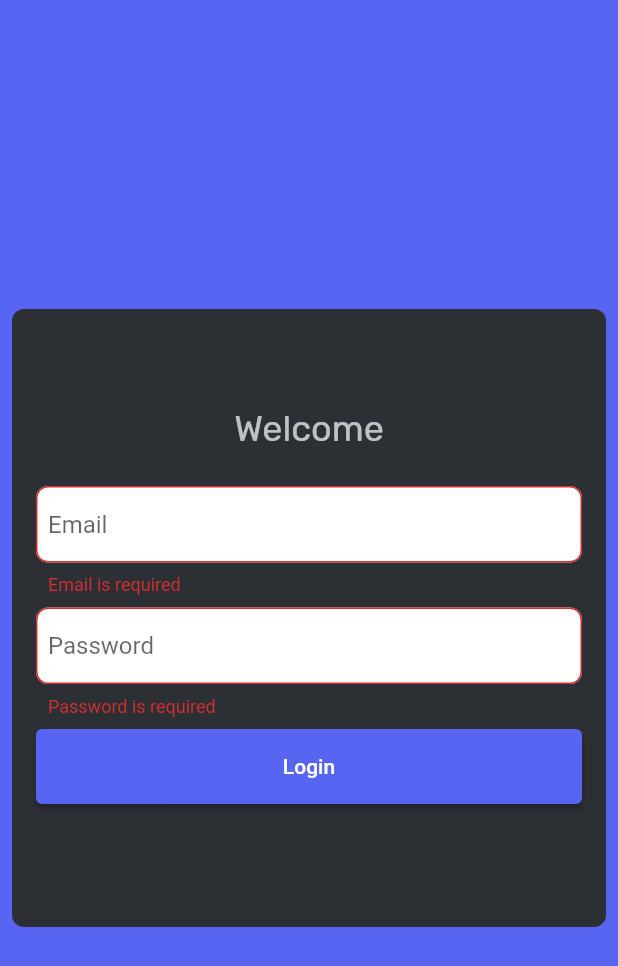
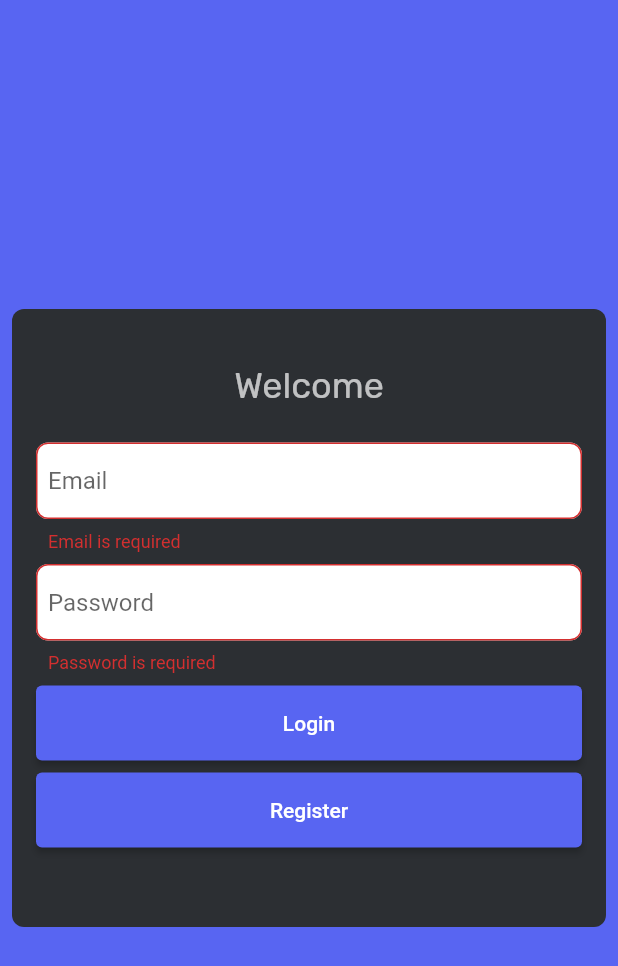
Before and after one commit to 1ChristianAlex/card-nft-app, a Flutter app: the screen it shows after launch, after a tap on "Login", on a phone screen of 412 x 824 dp. Shown: the top 966 px of the screen. Run offline on Flutter 3.47's test engine with Material 2 defaults, Android fonts, the phone set to English and light mode, and no system bars; drawn by our look-alikes of loader_overlay; our stand-ins replace dio, flutter_secure_storage, flutter_spinkit, google_fonts, jwt_decoder.

Commit message:
feat:register and login

```diff
--- /dev/null
+++ b/lib/common/text_validation/text_validation.dart
@@ -0,0 +1,5 @@
+class TextValidation {
+  static bool isEmail(String email) => RegExp(
+          r"^[a-zA-Z0-9.a-zA-Z0-9.!#$%&'*+-/=?^_`{|}~]+@[a-zA-Z0-9]+\.[a-zA-Z]+")
+      .hasMatch(email);
+}
--- /dev/null
+++ b/lib/common/widgets/form/form_button.dart
@@ -0,0 +1,25 @@
+import 'package:card_nft_app/theme/theme.dart';
+import 'package:flutter/material.dart';
+
+class FormButton extends StatelessWidget {
+  final void Function()? onPressed;
+
+  final String label;
+
+  const FormButton({super.key, required this.onPressed, required this.label});
+
+  @override
+  Widget build(BuildContext context) {
+    return ElevatedButton(
+      style: ButtonStyle(
+        backgroundColor: MaterialStateProperty.all(AppTheme.blurple),
+        minimumSize: MaterialStateProperty.all(const Size.fromHeight(50)),
+      ),
+      onPressed: onPressed,
+      child: Text(
+        label,
+        style: const TextStyle(fontSize: 14, color: AppTheme.white),
+      ),
+    );
+  }
+}
--- /dev/null
+++ b/lib/common/widgets/form/input_decoration.dart
@@ -0,0 +1,18 @@
+import 'package:card_nft_app/theme/theme.dart';
+import 'package:flutter/material.dart';
+
+class TextInputDecorated {
+  static InputDecoration textInput({String? hintText}) => InputDecoration(
+        hintText: hintText,
+        border: OutlineInputBorder(
+          borderRadius: BorderRadius.circular(AppTheme.spacing),
+        ),
+        contentPadding: const EdgeInsets.symmetric(
+          horizontal: AppTheme.spacing,
+          vertical: AppTheme.spacing * 2,
+        ),
+        fillColor: Colors.white,
+        filled: true,
+        focusColor: AppTheme.blurple,
+      );
+}
--- /dev/null
+++ b/lib/common/widgets/form/input_email.dart
@@ -0,0 +1,30 @@
+import 'package:flutter/material.dart';
+
+import '../../text_validation/text_validation.dart';
+import 'input_decoration.dart';
+
+class InputEmail extends StatelessWidget {
+  final void Function(String? p1)? onSaved;
+
+  const InputEmail({super.key, this.onSaved});
+
+  @override
+  Widget build(BuildContext context) {
+    return TextFormField(
+      decoration: TextInputDecorated.textInput(hintText: 'Email'),
+      validator: (value) {
+        if (value == null || value.isEmpty) {
+          return 'Email is required';
+        }
+        var isEmailValid = TextValidation.isEmail(value);
+
+        if (!isEmailValid) {
+          return 'Email is not valid';
+        }
+
+        return null;
+      },
+      onSaved: onSaved,
+    );
+  }
+}
--- /dev/null
+++ b/lib/common/widgets/form/input_password.dart
@@ -0,0 +1,24 @@
+import 'package:card_nft_app/common/widgets/form/input_decoration.dart';
+import 'package:flutter/material.dart';
+
+class InputPassword extends StatelessWidget {
+  final void Function(String? p1)? onSaved;
+
+  const InputPassword({super.key, this.onSaved});
+
+  @override
+  Widget build(BuildContext context) {
+    return TextFormField(
+      decoration: TextInputDecorated.textInput(hintText: 'Password'),
+      obscureText: true,
+      validator: (value) {
+        if (value == null || value.isEmpty) {
+          return 'Password is required';
+        }
+
+        return null;
+      },
+      onSaved: onSaved,
+    );
+  }
+}
--- a/lib/common/widgets/route_auth.dart
+++ b/lib/common/widgets/router_auth/route_auth.dart
@@ -1,5 +1,5 @@
 import 'package:card_nft_app/common/jwt_manager/jwt_manager.dart';
-import 'package:card_nft_app/features/login/login_screen.dart';
+import 'package:card_nft_app/features/auth/screens/login_screen.dart';
 import 'package:card_nft_app/theme/theme.dart';
 import 'package:flutter/material.dart';
 import 'package:flutter_spinkit/flutter_spinkit.dart';
--- a/lib/features/login/application/auth_application.dart
+++ b/lib/features/auth/application/auth_application.dart
@@ -1,7 +1,8 @@
 import 'package:card_nft_app/common/http/http_adapter.dart';
 import 'package:card_nft_app/common/jwt_manager/jwt_manager.dart';
-import 'package:card_nft_app/features/login/data/auth/auth_model.dart';
-import 'package:card_nft_app/features/login/data/auth/auth_repo.dart';
+import 'package:card_nft_app/features/auth/application/auth_view_model.dart';
+import 'package:card_nft_app/features/auth/data/auth/auth_model.dart';
+import 'package:card_nft_app/features/auth/data/auth/auth_repo.dart';
 
 class AuthAplication {
   final repo = AuthRepositorie(HttpAdapter(loadBearer: true));
@@ -12,6 +13,12 @@ class AuthAplication {
     await JWTManager().set(authResponse.token);
     return authResponse;
   }
+
+  Future<UserRegisterResponse> register(NewUserModel register) async {
+    var userRegister = await repo.register(register);
+
+    return userRegister;
+  }
 }
 
 AuthAplication authAplication() {
--- a/lib/features/login/login_screen.dart
+++ b/lib/features/auth/screens/login_screen.dart
@@ -1,4 +1,4 @@
-import 'package:card_nft_app/features/login/widgets/login_form.dart';
+import 'package:card_nft_app/features/auth/widgets/login_form.dart';
 import 'package:card_nft_app/theme/theme.dart';
 import 'package:flutter/material.dart';
 import 'package:google_fonts/google_fonts.dart';
--- /dev/null
+++ b/lib/features/auth/widgets/login_form.dart
@@ -0,0 +1,84 @@
+import 'package:card_nft_app/common/widgets/form/form_button.dart';
+import 'package:card_nft_app/common/widgets/form/input_email.dart';
+import 'package:card_nft_app/common/widgets/form/input_password.dart';
+import 'package:card_nft_app/features/auth/application/auth_application.dart';
+import 'package:card_nft_app/theme/theme.dart';
+import 'package:flutter/material.dart';
+import 'package:loader_overlay/loader_overlay.dart';
+
+class LoginForm extends StatefulWidget {
+  const LoginForm({super.key});
+
+  @override
+  State<LoginForm> createState() => _LoginFormState();
+}
+
+class _LoginFormState extends State<LoginForm> {
+  final _formKey = GlobalKey<FormState>();
+  late String email;
+  late String password;
+
+  final inputPadding = const EdgeInsets.symmetric(
+    horizontal: AppTheme.spacing,
+    vertical: AppTheme.spacing * 2,
+  );
+
+  Future<void> validateAndLogin() async {
+    // Validate returns true if the form is valid, or false otherwise.
+    if (_formKey.currentState!.validate()) {
+      // If the form is valid, display a snackbar. In the real world,
+      // you'd often call a server or save the information in a database.
+
+      _formKey.currentState?.save();
+
+      try {
+        context.loaderOverlay.show();
+        FocusManager.instance.primaryFocus?.unfocus();
+        await authAplication()
+            .doLogin(email, password)
+            .then((value) => {Navigator.pushNamed(context, '/')});
+      } catch (e) {
+        ScaffoldMessenger.of(context).showSnackBar(
+          SnackBar(content: Text(e.toString())),
+        );
+      } finally {
+        context.loaderOverlay.hide();
+      }
+    }
+  }
+
+  void navigateRegisterScreen() {
+    Navigator.pushNamed(context, '/register');
+  }
+
+  @override
+  Widget build(BuildContext context) {
+    return Container(
+      padding: const EdgeInsets.all(AppTheme.spacing * 2),
+      child: Form(
+        key: _formKey,
+        child: Column(
+          children: [
+            Container(
+              margin: const EdgeInsets.only(bottom: AppTheme.spacing),
+              child: InputEmail(onSaved: (value) {
+                email = value!;
+              }),
+            ),
+            Container(
+              margin: const EdgeInsets.only(bottom: AppTheme.spacing),
+              child: InputPassword(onSaved: (value) {
+                password = value!;
+              }),
+            ),
+            Padding(
+              padding: const EdgeInsets.only(bottom: AppTheme.spacing),
+              child: FormButton(onPressed: validateAndLogin, label: 'Login'),
+            ),
+            FormButton(onPressed: navigateRegisterScreen, label: 'Register')
+          ],
+        ),
+      ),
+    );
+  }
+}
--- a/lib/features/login/widgets/login_form.dart
+++ /dev/null
@@ -1,129 +0,0 @@
-import 'package:card_nft_app/features/login/application/auth_application.dart';
-import 'package:card_nft_app/theme/theme.dart';
-import 'package:flutter/material.dart';
-import 'package:loader_overlay/loader_overlay.dart';
-
-class LoginForm extends StatefulWidget {
-  const LoginForm({super.key});
-
-  @override
-  State<LoginForm> createState() => _LoginFormState();
-}
-
-class _LoginFormState extends State<LoginForm> {
-  final _formKey = GlobalKey<FormState>();
-  late String email;
-  late String password;
-
-  final inputPadding = const EdgeInsets.symmetric(
-    horizontal: AppTheme.spacing,
-    vertical: AppTheme.spacing * 2,
-  );
-
-  Future<void> validateAndLogin() async {
-    // Validate returns true if the form is valid, or false otherwise.
-    if (_formKey.currentState!.validate()) {
-      // If the form is valid, display a snackbar. In the real world,
-      // you'd often call a server or save the information in a database.
-
-      _formKey.currentState?.save();
-
-      try {
-        context.loaderOverlay.show();
-        FocusManager.instance.primaryFocus?.unfocus();
-        await authAplication()
-            .doLogin(email, password)
-            .then((value) => {Navigator.pushNamed(context, '/')});
-      } catch (e) {
-        ScaffoldMessenger.of(context).showSnackBar(
-          SnackBar(content: Text(e.toString())),
-        );
-      } finally {
-        context.loaderOverlay.hide();
-      }
-    }
-  }
-
-  @override
-  Widget build(BuildContext context) {
-    return Container(
-      padding: const EdgeInsets.all(AppTheme.spacing * 2),
-      child: Form(
-        key: _formKey,
-        child: Column(
-          children: [
-            Container(
-              margin: const EdgeInsets.only(bottom: AppTheme.spacing),
-              child: TextFormField(
-                decoration: InputDecoration(
-                  hintText: 'Email',
-                  border: OutlineInputBorder(
-                    borderRadius: BorderRadius.circular(AppTheme.spacing),
-                  ),
-                  contentPadding: inputPadding,
-                  fillColor: Colors.white,
-                  filled: true,
-                  focusColor: AppTheme.blurple,
-                ),
-                validator: (value) {
-                  if (value == null || value.isEmpty) {
-                    return 'Email is required';
-                  }
-                  var isEmailValid = RegExp(
-                          r"^[a-zA-Z0-9.a-zA-Z0-9.!#$%&'*+-/=?^_`{|}~]+@[a-zA-Z0-9]+\.[a-zA-Z]+")
-                      .hasMatch(value);
-
-                  if (!isEmailValid) {
-                    return 'Email is not valid';
-                  }
-
-                  return null;
-                },
-                onSaved: (value) {
-                  email = value!;
-                },
-              ),
-            ),
-            Container(
-              margin: const EdgeInsets.only(bottom: AppTheme.spacing),
-              child: TextFormField(
-                decoration: InputDecoration(
-                  hintText: 'Password',
-                  border: OutlineInputBorder(
-                    borderRadius: BorderRadius.circular(AppTheme.spacing),
-                  ),
-                  contentPadding: inputPadding,
-                  fillColor: Colors.white,
-                  filled: true,
-                  focusColor: AppTheme.blurple,
-                ),
-                validator: (value) {
-                  if (value == null || value.isEmpty) {
-                    return 'Password is required';
-                  }
-
-                  return null;
-                },
-                onSaved: (value) {
-                  password = value!;
-                },
-              ),
-            ),
-            ElevatedButton(
-              style: ButtonStyle(
-                backgroundColor: MaterialStateProperty.all(AppTheme.blurple),
-                minimumSize:
-                    MaterialStateProperty.all(const Size.fromHeight(50)),
-              ),
-              onPressed: validateAndLogin,
-              child: const Text(
-                'Login',
-                style: TextStyle(fontSize: 14),
-              ),
-            )
-          ],
-        ),
-      ),
-    );
-  }
-}
--- a/lib/main.dart
+++ b/lib/main.dart
@@ -1,9 +1,10 @@
-import 'package:card_nft_app/common/widgets/route_auth.dart';
+import 'package:card_nft_app/common/widgets/router_auth/route_auth.dart';
+import 'package:card_nft_app/features/auth/screens/register_screen.dart';
 import 'package:card_nft_app/features/dashboard/dashboard_screen.dart';
 import 'package:card_nft_app/theme/theme.dart';
 import 'package:flutter/material.dart';
 
-import 'features/login/login_screen.dart';
+import 'features/auth/screens/login_screen.dart';
 
 void main() {
   runApp(const MyApp());
@@ -19,6 +20,7 @@ class MyApp extends StatelessWidget {
       theme: currentTheme,
       routes: {
         '/login': (context) => const LoginScreen(),
+        '/register': (context) => const RegisterScreen(),
         '/': (context) => const RouterAuth(privateScreen: DashboardScreen()),
       },
     );
```
Also changed, not shown: lib/common/widgets/form/input_text.dart (added, +25 -0 lines), lib/features/auth/application/auth_view_model.dart (added, +13 -0 lines), lib/features/auth/data/auth/auth_model.dart (renamed from lib/features/login/data/auth/auth_model.dart, +42 -27 lines), lib/features/auth/data/auth/auth_repo.dart (renamed from lib/features/login/data/auth/auth_repo.dart, +22 -1 lines), lib/features/auth/screens/register_screen.dart (added, +67 -0 lines), lib/features/auth/widgets/register_form.dart (added, +112 -0 lines).
